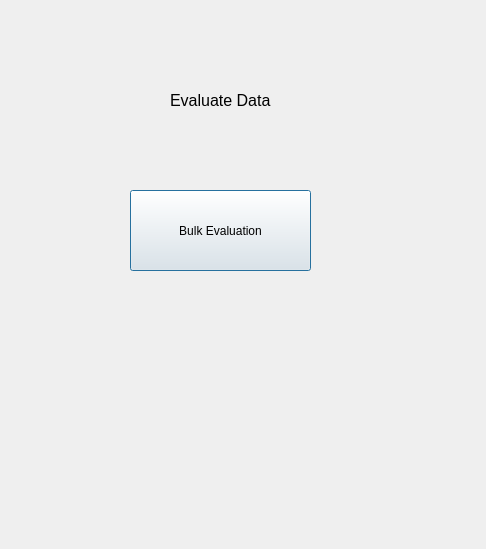
Before: the Qt Designer form src/Interface/UI/evaluate_data.ui in hellorahat/LoanEligibilityPredictor, drawn with Qt 5.
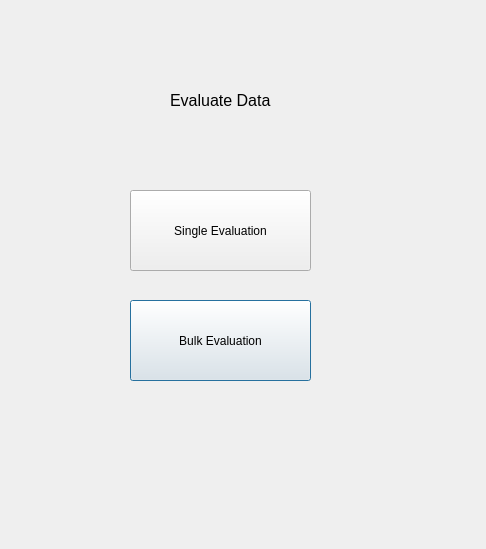
After: the same form once the commit is applied.

The edit to the form file:
```diff
--- a/src/Interface/UI/evaluate_data.ui
+++ b/src/Interface/UI/evaluate_data.ui
@@ -17,7 +17,7 @@
    <property name="geometry">
     <rect>
      <x>130</x>
-     <y>190</y>
+     <y>300</y>
      <width>181</width>
      <height>81</height>
     </rect>
@@ -44,6 +44,19 @@
     <string>Evaluate Data</string>
    </property>
   </widget>
+  <widget class="QPushButton" name="Singleeva">
+   <property name="geometry">
+    <rect>
+     <x>130</x>
+     <y>190</y>
+     <width>181</width>
+     <height>81</height>
+    </rect>
+   </property>
+   <property name="text">
+    <string>Single Evaluation</string>
+   </property>
+  </widget>
  </widget>
  <resources/>
  <connections/>
```
